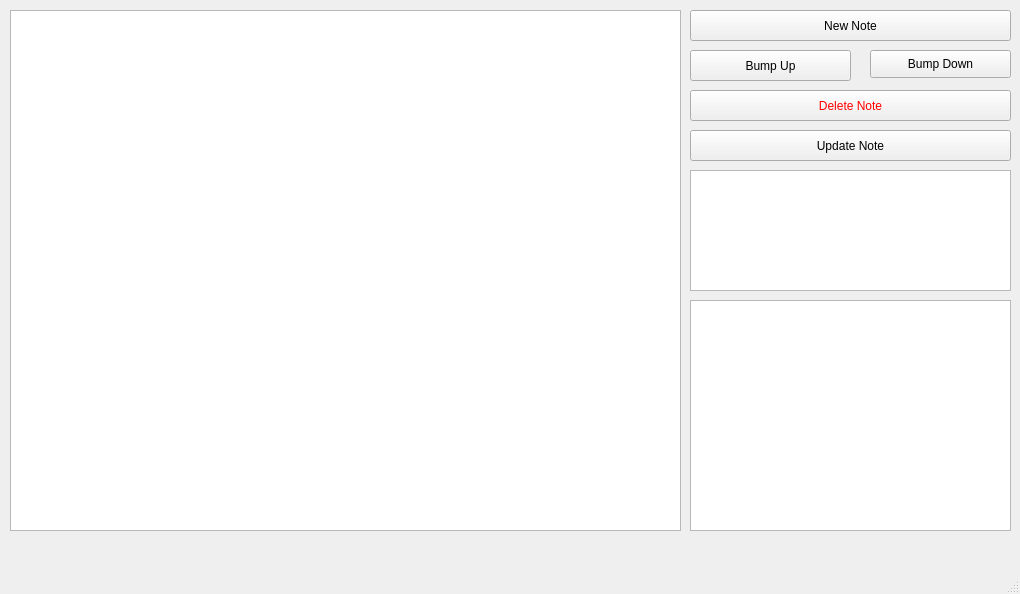
Old version of the form main-window.ui in the repository oml1111/top-notes.
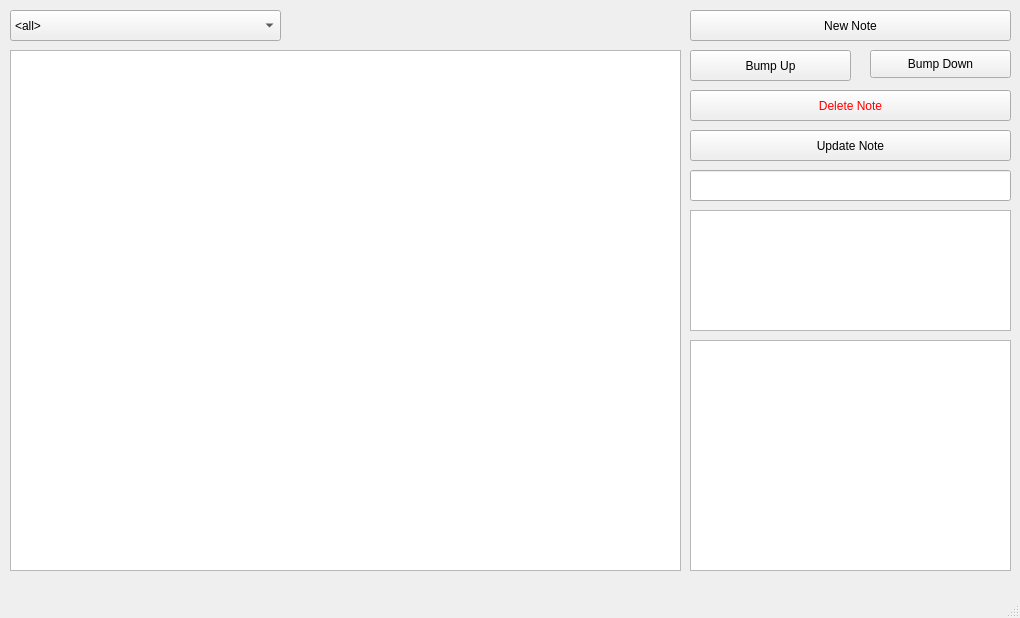
New version of the form.

The edit to the form file:
```diff
--- a/main-window.ui
+++ b/main-window.ui
@@ -7,7 +7,7 @@
     <x>0</x>
     <y>0</y>
     <width>1020</width>
-    <height>594</height>
+    <height>618</height>
    </rect>
   </property>
   <property name="windowTitle">
@@ -18,7 +18,7 @@
     <property name="geometry">
      <rect>
       <x>10</x>
-      <y>10</y>
+      <y>50</y>
       <width>671</width>
       <height>521</height>
      </rect>
@@ -79,7 +79,7 @@
     <property name="geometry">
      <rect>
       <x>690</x>
-      <y>170</y>
+      <y>210</y>
       <width>321</width>
       <height>121</height>
      </rect>
@@ -89,7 +89,7 @@
     <property name="geometry">
      <rect>
       <x>690</x>
-      <y>300</y>
+      <y>340</y>
       <width>321</width>
       <height>231</height>
      </rect>
@@ -121,6 +121,31 @@
      <string>Update Note</string>
     </property>
    </widget>
+   <widget class="QComboBox" name="categorySelect">
+    <property name="geometry">
+     <rect>
+      <x>10</x>
+      <y>10</y>
+      <width>271</width>
+      <height>31</height>
+     </rect>
+    </property>
+    <item>
+     <property name="text">
+      <string>&lt;all&gt;</string>
+     </property>
+    </item>
+   </widget>
+   <widget class="QLineEdit" name="categoryField">
+    <property name="geometry">
+     <rect>
+      <x>690</x>
+      <y>170</y>
+      <width>321</width>
+      <height>31</height>
+     </rect>
+    </property>
+   </widget>
   </widget>
   <widget class="QStatusBar" name="statusbar"/>
  </widget>
```
